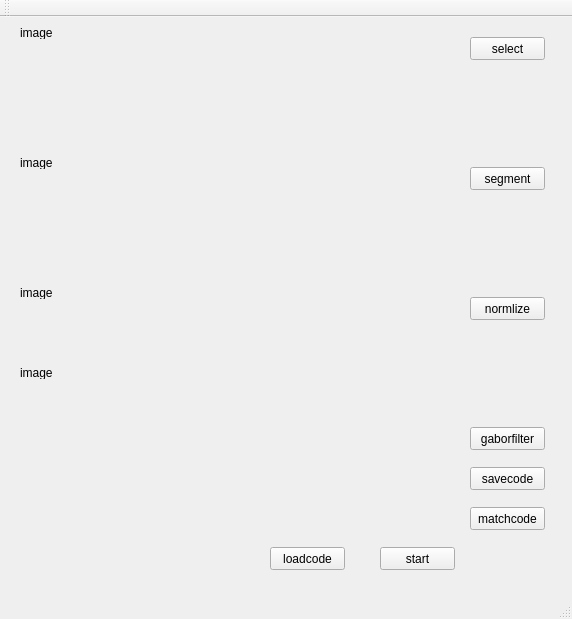
Qt form mainwindow.ui (YuanYonggod/BurningEyes) before a commit.
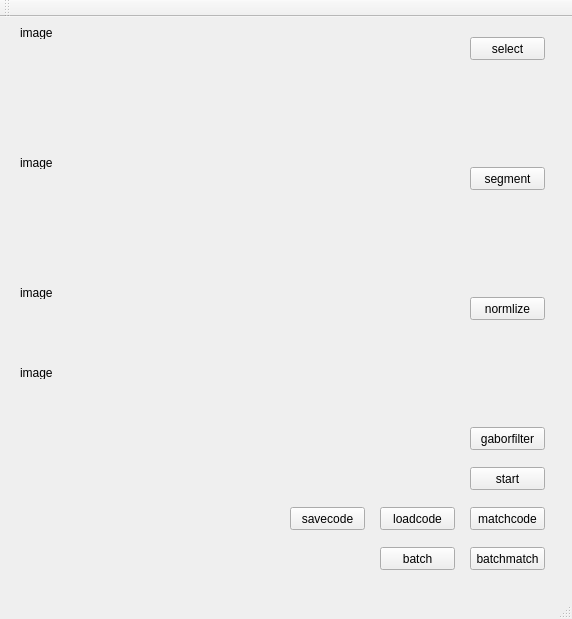
The same form after that commit.

Diff of the .ui file:
```diff
--- a/mainwindow.ui
+++ b/mainwindow.ui
@@ -121,8 +121,8 @@
    <widget class="QPushButton" name="pushButton_5">
     <property name="geometry">
      <rect>
-      <x>380</x>
-      <y>530</y>
+      <x>470</x>
+      <y>450</y>
       <width>75</width>
       <height>23</height>
      </rect>
@@ -134,8 +134,8 @@
    <widget class="QPushButton" name="pushButton_6">
     <property name="geometry">
      <rect>
-      <x>470</x>
-      <y>450</y>
+      <x>290</x>
+      <y>490</y>
       <width>75</width>
       <height>23</height>
      </rect>
@@ -160,8 +160,8 @@
    <widget class="QPushButton" name="pushButton_8">
     <property name="geometry">
      <rect>
-      <x>270</x>
-      <y>530</y>
+      <x>380</x>
+      <y>490</y>
       <width>75</width>
       <height>23</height>
      </rect>
@@ -170,6 +170,32 @@
      <string>loadcode</string>
     </property>
    </widget>
+   <widget class="QPushButton" name="pushButton_9">
+    <property name="geometry">
+     <rect>
+      <x>380</x>
+      <y>530</y>
+      <width>75</width>
+      <height>23</height>
+     </rect>
+    </property>
+    <property name="text">
+     <string>batch</string>
+    </property>
+   </widget>
+   <widget class="QPushButton" name="pushButton_10">
+    <property name="geometry">
+     <rect>
+      <x>470</x>
+      <y>530</y>
+      <width>75</width>
+      <height>23</height>
+     </rect>
+    </property>
+    <property name="text">
+     <string>batchmatch</string>
+    </property>
+   </widget>
   </widget>
   <widget class="QMenuBar" name="menuBar">
    <property name="geometry">
```
